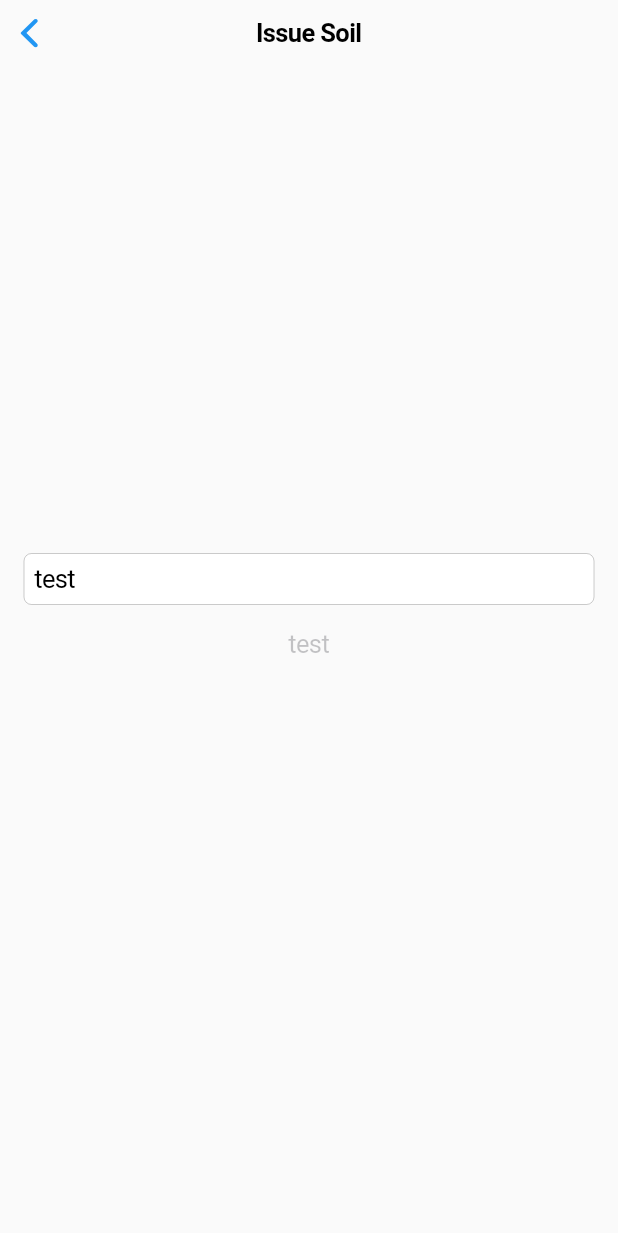
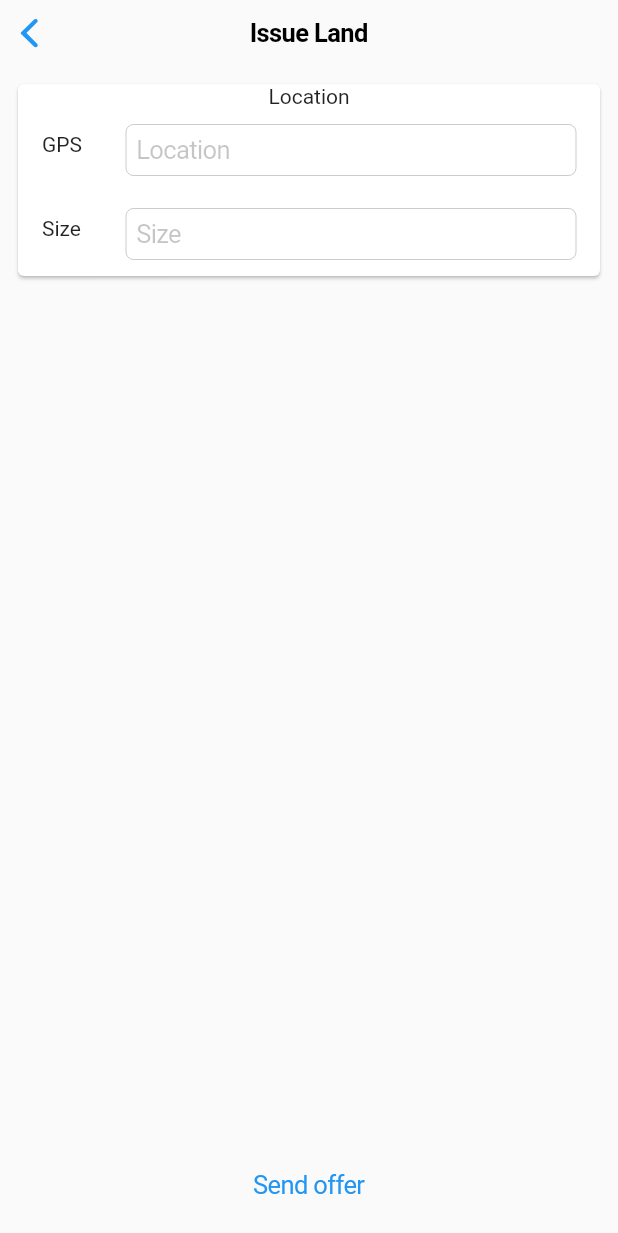
Before and after one commit to blockbyte-sbhack19/frontend, a Flutter app: the IssueScreen screen opened directly, on a phone screen of 412 x 824 dp. Shown: the top 1233 px of the screen. Run offline on Flutter 3.47's test engine with Material 2 defaults, Android fonts, the phone set to English and light mode, and no system bars.

Commit message:
add post request

```diff
--- a/blockbyte/lib/helper/api.dart
+++ b/blockbyte/lib/helper/api.dart
@@ -1,30 +1,40 @@
 import 'package:http/http.dart' as http;
 import 'dart:convert';
-import 'package:blockbyte/model/soil.dart';
+import 'package:blockbyte/model/land.dart';
 
 class Api {
   factory Api() => _instance;
   static final Api _instance = new Api._internal();
   Api._internal();
 
-  final _urlIssueSoil =
+  final _urlIssueLand =
       "https://virtserver.swaggerhub.com/Blockbyte/issueSoil/1.0.0";
 
-  Future<List<Soil>> getSoil() async {
-    List jsonList = json.decode(await _getResponse("$_urlIssueSoil/soil"));
-    List<Soil> soils =
-        jsonList.map((soil) => Soil.fromJson(soil)).toList();
-    return soils;
+  Future<List<Land>> getLand() async {
+    List jsonList = json.decode(await _get("$_urlIssueLand/soil"));
+    List<Land> lands =
+        jsonList.map((land) => Land.fromJson(land)).toList();
+    return lands;
   }
 
-  Future<String> _getResponse(String url) async {
+  Future<void> issueLand(Land land) async {
+    await _post("$_urlIssueLand/soil", land.toJson());
+  }
+
+  Future<String> _get(String url) async {
     final response = await http.get(url);
 
     if (response.statusCode == 200) {
-      // If server returns an OK response, parse the JSON.
       return response.body;
     } else {
-      // If that response was not OK, throw an error.
+      throw Exception('Failed to load post');
+    }
+  }
+
+  Future<void> _post(String url, Map body) async {
+    final response = await http.post(url, body: json.encode(body));
+
+    if (response.statusCode != 201) {
       throw Exception('Failed to load post');
     }
   }
--- /dev/null
+++ b/blockbyte/lib/model/land.dart
@@ -0,0 +1,57 @@
+final String _keyLocation = 'location';
+final String _keyAnimal = 'animal';
+final String _keyPesticide = 'pesticide';
+final String _keyHeavyMachine = 'heavyMachine';
+final String _keySize = 'size';
+final String _keyPrice = 'price';
+final String _keyBeforeDate = 'before_date';
+final String _keyAfterDate = 'after_date';
+
+class Land {
+  final String location;
+  final bool animal;
+  final bool pesticide;
+  final bool heavyMachine;
+  final double size;
+  final double price;
+  // final DateTime beforeDate;
+  // final DateTime afterDate;
+  final String beforeDate;
+  final String afterDate;
+
+  Land(
+      {this.location,
+      this.animal,
+      this.pesticide,
+      this.heavyMachine,
+      this.size,
+      this.price,
+      this.beforeDate,
+      this.afterDate});
+
+  factory Land.fromJson(Map<String, dynamic> json) {
+    return Land(
+      location: json[_keyLocation],
+      animal: json[_keyAnimal],
+      pesticide: json[_keyPesticide],
+      heavyMachine: json[_keyHeavyMachine],
+      size: json[_keySize],
+      price: json[_keyPrice],
+      // beforeDate: DateTime.parse(json['before_date']),
+      // afterDate: DateTime.parse(json['after_date']),
+      beforeDate: json[_keyBeforeDate],
+      afterDate: json[_keyAfterDate],
+    );
+  }
+
+  Map toJson() => {
+        _keyLocation: location,
+        _keyAnimal: animal,
+        _keyPesticide: pesticide,
+        _keyHeavyMachine: heavyMachine,
+        _keySize: size,
+        _keyPrice: price,
+        _keyBeforeDate: beforeDate,
+        _keyAfterDate: afterDate
+      };
+}
--- a/blockbyte/lib/model/soil.dart
+++ /dev/null
@@ -1,37 +0,0 @@
-class Soil {
-  final String location;
-  final bool animal;
-  final bool pesticide;
-  final bool heavyMachine;
-  final double size;
-  final double price;
-  // final DateTime beforeDate;
-  // final DateTime afterDate;
-  final String beforeDate;
-  final String afterDate;
-
-  Soil(
-      {this.location,
-      this.animal,
-      this.pesticide,
-      this.heavyMachine,
-      this.size,
-      this.price,
-      this.beforeDate,
-      this.afterDate});
-
-  factory Soil.fromJson(Map<String, dynamic> json) {
-    return Soil(
-      location: json['location'],
-      animal: json['animal'],
-      pesticide: json['pesticide'],
-      heavyMachine: json['heavyMachine'],
-      size: json['size'],
-      price: json['price'],
-      // beforeDate: DateTime.parse(json['before_date']),
-      // afterDate: DateTime.parse(json['after_date']),
-      beforeDate: json['before_date'],
-      afterDate: json['after_date'],
-    );
-  }
-}
--- a/blockbyte/lib/screens/issue_screen.dart
+++ b/blockbyte/lib/screens/issue_screen.dart
@@ -1,5 +1,8 @@
 import 'package:flutter/cupertino.dart';
 import 'package:flutter/material.dart';
+
+import 'package:blockbyte/helper/api.dart';
+import 'package:blockbyte/model/land.dart';
 
 class IssueScreen extends StatefulWidget {
   @override
@@ -9,28 +12,56 @@ class IssueScreen extends StatefulWidget {
 }
 
 class IssueScreenState extends State<IssueScreen> {
-  // final _formKey = GlobalKey<FormState>();
+  var _location = TextEditingController(text: "");
+  var _size = TextEditingController(text: "");
 
   @override
   Widget build(BuildContext context) {
     return CupertinoPageScaffold(
       navigationBar: CupertinoNavigationBar(
-        middle: Text("Issue Soil"),
+        middle: Text("Issue Land"),
       ),
       child: Padding(
-        padding: EdgeInsets.symmetric(horizontal: 16.0),
+          padding: EdgeInsets.all(8.0),
           child: Column(
-          mainAxisAlignment: MainAxisAlignment.center,
             children: <Widget>[
-            CupertinoTextField(
-              controller: TextEditingController(text: "test"),
+              Expanded(
+                child: ListView(
+                  children: <Widget>[
+                    Card(
+                        child: Column(
+                      children: <Widget>[
+                        Text("Location"),
+                        ListTile(
+                          leading: Text("GPS"),
+                          title: CupertinoTextField(
+                            controller: _location,
+                            placeholder: "Location",
                           ),
-            CupertinoButton(
-              child: Text("test"),
+                        ),
+                        ListTile(
+                          leading: Text("Size"),
+                          title: CupertinoTextField(
+                            controller: _size,
+                            placeholder: "Size",
+                          ),
                         )
+                      ],
+                    ))
                   ],
                 ),
               ),
+              CupertinoButton(
+                child: Text("Send offer"),
+                onPressed: _issueLand,
+              )
+            ],
+          )),
     );
   }
+
+  void _issueLand() async {
+    var land = Land(location: _location.text, size: double.parse(_size.text));
+    await Api().issueLand(land);
   }
+}
--- a/blockbyte/lib/screens/main_screen.dart
+++ b/blockbyte/lib/screens/main_screen.dart
@@ -3,6 +3,7 @@ import 'package:flutter/cupertino.dart';
 
 import 'package:blockbyte/screens/issue_screen.dart';
 import 'package:blockbyte/screens/search_screen.dart';
+import 'package:blockbyte/screens/filter_screen.dart';
 
 class MainScreen extends StatefulWidget {
   MainScreen({Key key}) : super(key: key);
@@ -24,7 +25,7 @@ class MainScreenState extends State<MainScreen> {
           mainAxisAlignment: MainAxisAlignment.center,
           children: <Widget>[
             CupertinoButton(
-              child: Text("Issue Soil"),
+              child: Text("Issue Land"),
               onPressed: () {
                 Navigator.push(
                   context,
@@ -33,11 +34,19 @@ class MainScreenState extends State<MainScreen> {
               },
             ),
             CupertinoButton(
-              child: Text("Search Soil"),
+              child: Text("Search Land"),
               onPressed: () {
                 Navigator.push(
                   context,
                   CupertinoPageRoute(builder: (context) => SearchScreen()),
+                );
+              },),
+              CupertinoButton(
+              child: Text("Lender Screen"),
+              onPressed: () {
+                Navigator.push(
+                  context,
+                  CupertinoPageRoute(builder: (context) => LenderWidget()),
                 );
               },),
           ],
--- a/blockbyte/lib/screens/search_result_screen.dart
+++ b/blockbyte/lib/screens/search_result_screen.dart
@@ -2,7 +2,7 @@ import 'package:flutter/cupertino.dart';
 import 'package:flutter/material.dart';
 
 import 'package:blockbyte/helper/api.dart';
-import 'package:blockbyte/model/soil.dart';
+import 'package:blockbyte/model/land.dart';
 
 class SearchResultScreen extends StatefulWidget {
   @override
@@ -29,10 +29,10 @@ class SearchResultScreenState extends State<SearchResultScreen> {
         ]));
   }
 
-  void _getSoil() async {
-    List<Soil> soil = await Api().getSoil();
+  void _getLand() async {
+    List<Land> land = await Api().getLand();
     setState(() {
-      _location.text = soil[0].location;
+      _location.text = land[0].location;
     });
   }
 }
--- a/blockbyte/lib/screens/search_screen.dart
+++ b/blockbyte/lib/screens/search_screen.dart
@@ -4,7 +4,7 @@ import 'package:flutter/material.dart';
 import 'package:blockbyte/screens/search_result_screen.dart';
 
 import 'package:blockbyte/helper/api.dart';
-import 'package:blockbyte/model/soil.dart';
+import 'package:blockbyte/model/land.dart';
 
 class SearchScreen extends StatefulWidget {
   @override
@@ -20,7 +20,7 @@ class SearchScreenState extends State<SearchScreen> {
   Widget build(BuildContext context) {
     return CupertinoPageScaffold(
       navigationBar: CupertinoNavigationBar(
-        middle: Text("Search Soil"),
+        middle: Text("Search Land"),
       ),
       child: Padding(
         padding: EdgeInsets.symmetric(horizontal: 16.0),
```
Also changed, not shown: blockbyte/lib/screens/filter_screen.dart (added, +340 -0 lines), 1 other file. Lines whose indentation alone changed are shown as unchanged.
